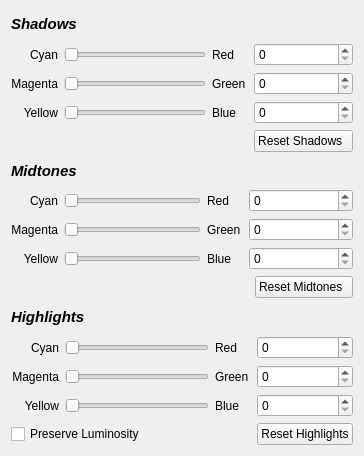
Qt form krita/plugins/filters/colorsfilters/wdg_color_balance.ui (KDE/krita) before a commit.
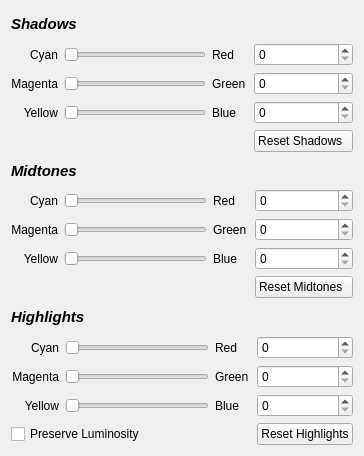
The same form after that commit.

The edit to the form file:
```diff
--- a/krita/plugins/filters/colorsfilters/wdg_color_balance.ui
+++ b/krita/plugins/filters/colorsfilters/wdg_color_balance.ui
@@ -138,9 +138,6 @@
    </item>
    <item>
     <layout class="QGridLayout" name="gridLayout_2">
-     <item row="0" column="3" colspan="2">
-      <widget class="QSpinBox" name="cyanRedMidtonesSpinbox"/>
-     </item>
      <item row="1" column="0">
       <widget class="QLabel" name="label_19">
        <property name="text">
@@ -168,9 +165,6 @@
        </property>
       </widget>
      </item>
-     <item row="1" column="3" colspan="2">
-      <widget class="QSpinBox" name="magentaGreenMidtonesSpinbox"/>
-     </item>
      <item row="2" column="0">
       <widget class="QLabel" name="label_21">
        <property name="text">
@@ -209,9 +203,6 @@
        </property>
       </widget>
      </item>
-     <item row="2" column="3" colspan="2">
-      <widget class="QSpinBox" name="yellowBlueMidtonesSpinbox"/>
-     </item>
      <item row="0" column="1">
       <widget class="QSlider" name="cyanRedMidtonesSlider">
        <property name="orientation">
@@ -226,6 +217,15 @@
        </property>
       </widget>
      </item>
+     <item row="2" column="4">
+      <widget class="QSpinBox" name="yellowBlueMidtonesSpinbox"/>
+     </item>
+     <item row="1" column="4">
+      <widget class="QSpinBox" name="magentaGreenMidtonesSpinbox"/>
+     </item>
+     <item row="0" column="4">
+      <widget class="QSpinBox" name="cyanRedMidtonesSpinbox"/>
+     </item>
     </layout>
    </item>
    <item>
```
